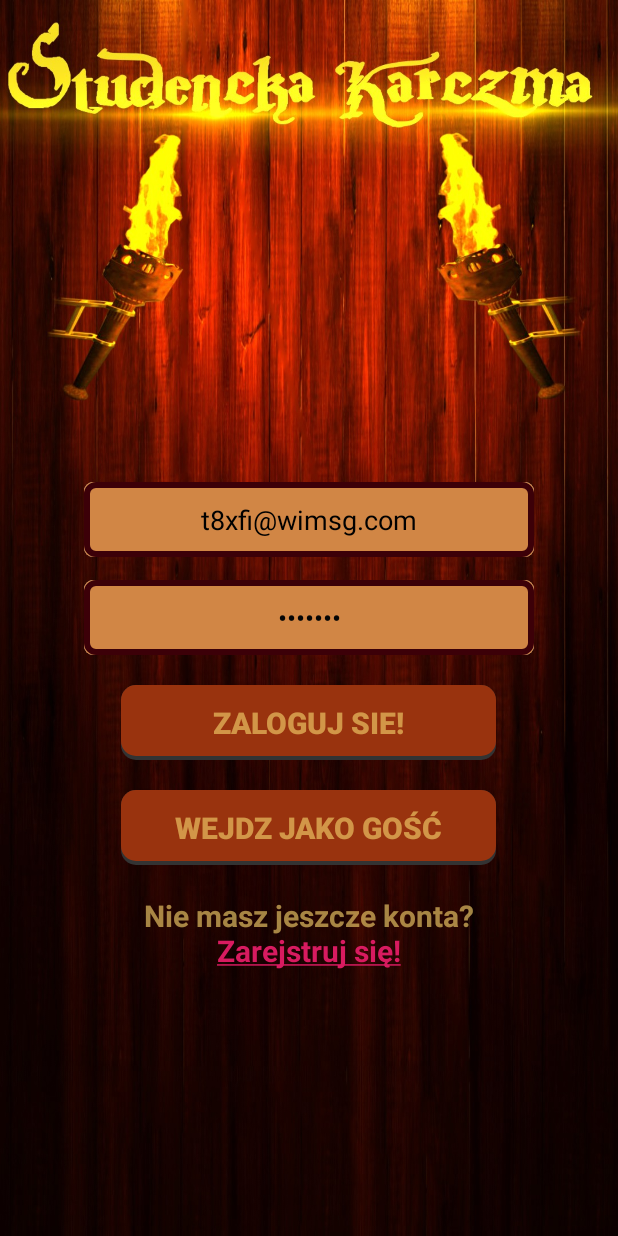
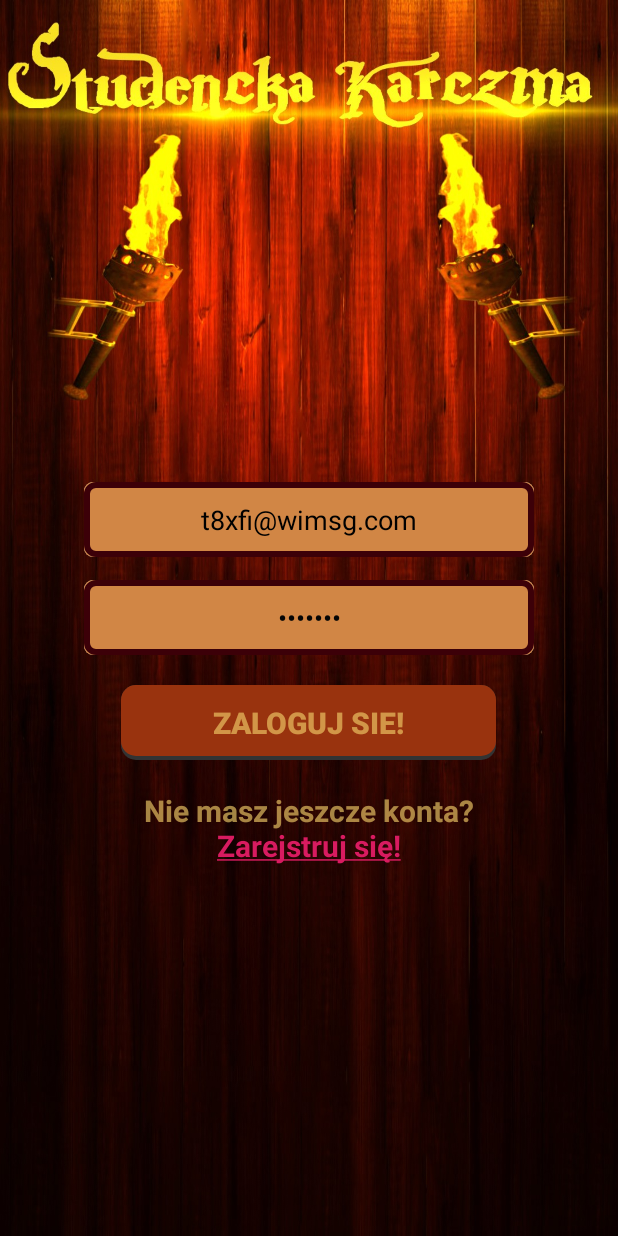
Before and after one commit to anonimowy-uzytkownik/Studencka-Karczma, an Android app: the screen it shows after launch (LoginActivity), on a phone screen of 412 x 824 dp. Run offline under Robolectric (Android 15) with nearby library versions, the phone set to English and light mode, and no system bars; our stand-ins replace Firebase (no records; nobody signed in at launch, a user with empty details on screens opened directly).

Commit message:
drobna zmiana buttonów w activity_main.xml wyrzucony button gość w login odkomentowana muzyka ♫

```diff
--- a/app/src/main/java/com/example/projekt/LoginActivity.java
+++ b/app/src/main/java/com/example/projekt/LoginActivity.java
@@ -70,9 +70,9 @@ public class LoginActivity extends AppCompatActivity {
                 String email = etEmail.getText().toString().trim();
                 String haslo = etHaslo.getText().toString().trim();
 
-                //mySong= MediaPlayer.create(LoginActivity.this,R.raw.maintheme);
-                //mySong.start();
-                //mySong.setLooping(true);
+                mySong= MediaPlayer.create(LoginActivity.this,R.raw.maintheme);
+                mySong.start();
+                mySong.setLooping(true);
 
 
                 mFirebaseAuth.signInWithEmailAndPassword(email, haslo).addOnCompleteListener(new OnCompleteListener<AuthResult>() {
--- a/app/src/main/java/com/example/projekt/MainActivity.java
+++ b/app/src/main/java/com/example/projekt/MainActivity.java
@@ -54,7 +54,7 @@ public class MainActivity extends AppCompatActivity {
         buttonUlubione=findViewById(R.id.buttonUlubione);
         buttonKonto=findViewById(R.id.buttonKonto);
         buttonKupony=findViewById(R.id.buttonKupony);
-        buttonCzyszczenie=findViewById(R.id.button);
+       // buttonCzyszczenie=findViewById(R.id.button);
         buttonDodaniePrzepisu=findViewById(R.id.buttonDodaniePrzepisu);
         buttonPlayer=findViewById(R.id.buttonPlayer);
         mStorageRef = FirebaseStorage.getInstance().getReference();
--- a/app/src/main/res/layout/activity_login.xml
+++ b/app/src/main/res/layout/activity_login.xml
@@ -50,19 +50,6 @@
         android:textSize="20sp"
         android:textStyle="bold" />
 
-    <Button
-        android:id="@+id/logowanie_gosc"
-        android:layout_width="250dp"
-        android:layout_height="50dp"
-        android:layout_below="@id/logowanie"
-        android:layout_centerInParent="true"
-        android:layout_marginTop="20dp"
-        android:background="@drawable/guzik_test"
-        android:gravity="center"
-        android:text="wejdz jako gość"
-        android:textColor="#A6F1CC68"
-        android:textSize="20sp"
-        android:textStyle="bold" />
 
     <ProgressBar
         android:id="@+id/progressBar_logowanie"
@@ -84,7 +71,7 @@
         android:layout_marginTop="20dp"
         android:text="Nie masz jeszcze konta? Zarejstruj się!"
         android:textSize="20sp"
-        android:layout_below="@id/logowanie_gosc"
+        android:layout_below="@id/logowanie"
         android:textColor="#A6F1CC68"
         android:textStyle="bold"
         android:gravity="center"/>
```
Also changed, not shown: app/src/main/res/layout/activity_main.xml (+2 -13 lines).
